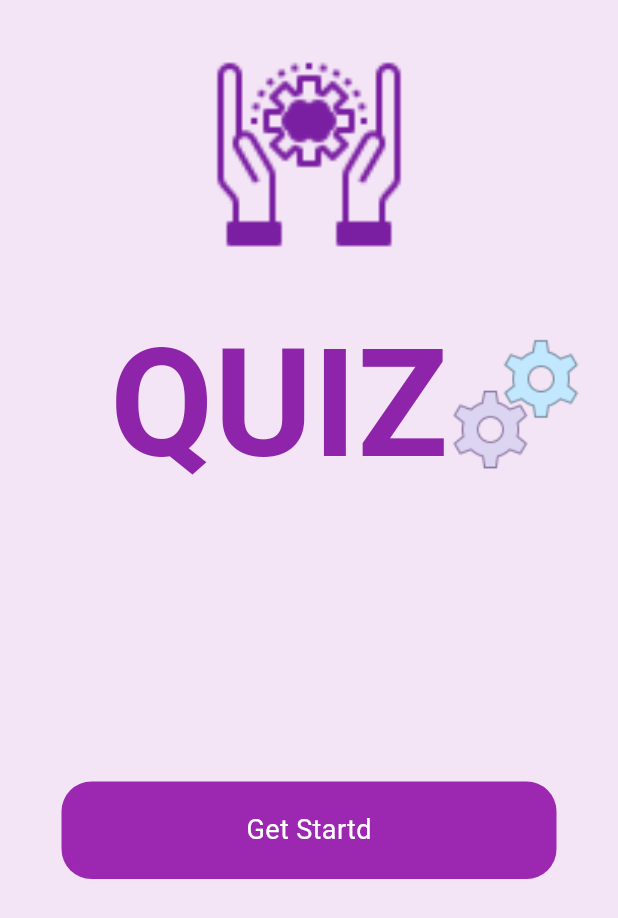
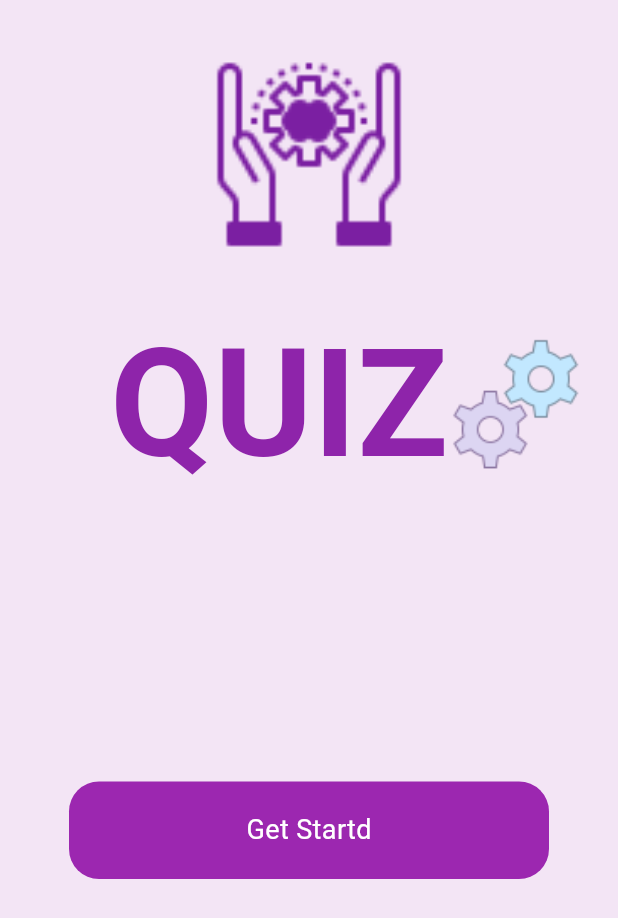
Before and after one commit to sohasara/Quiz-App, a Flutter app: the screen it shows after launch, on a phone screen of 412 x 824 dp. Shown: the top 918 px of the screen. Run offline on Flutter 3.47's test engine with Material 3 defaults, Android fonts, the phone set to English and light mode, and no system bars; our stand-ins replace flutter_riverpod.

Commit message:
modify the size

```diff
--- a/lib/ui/splash_page/splash.dart
+++ b/lib/ui/splash_page/splash.dart
@@ -60,7 +60,7 @@ class SplashPage extends StatelessWidget {
               },
               child: Container(
                 height: 65,
-                width: 330,
+                width: 320,
                 decoration: BoxDecoration(
                   borderRadius: BorderRadius.circular(20),
                   color: Colors.purple,
```
